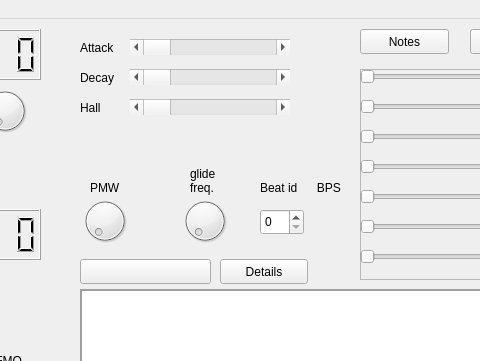
Old version of the form OceanGUI/mainwindow.ui in the repository uglasmeyer/ocean; both pictures show x 400 to 880 and y 0 to 361 of the 1207 by 600 pixel window.
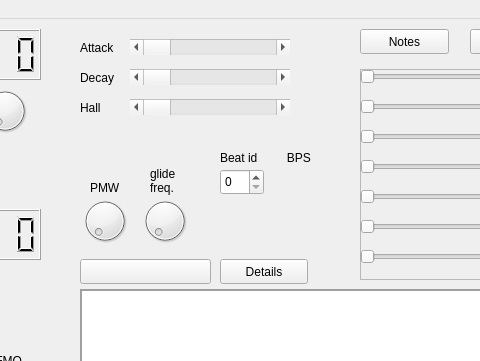
New version of the form.

```diff
--- a/OceanGUI/mainwindow.ui
+++ b/OceanGUI/mainwindow.ui
@@ -1273,7 +1273,7 @@
    <widget class="QDial" name="dial_soft_freq">
     <property name="geometry">
      <rect>
-      <x>580</x>
+      <x>540</x>
       <y>170</y>
       <width>50</width>
       <height>64</height>
@@ -1289,7 +1289,7 @@
    <widget class="QLabel" name="glidefrequency">
     <property name="geometry">
      <rect>
-      <x>590</x>
+      <x>550</x>
       <y>146</y>
       <width>41</width>
       <height>31</height>
@@ -1465,8 +1465,8 @@
    <widget class="QSpinBox" name="sB_Duration">
     <property name="geometry">
      <rect>
-      <x>660</x>
-      <y>190</y>
+      <x>620</x>
+      <y>150</y>
       <width>44</width>
       <height>26</height>
      </rect>
@@ -1620,8 +1620,8 @@
    <widget class="QLabel" name="label_3">
     <property name="geometry">
      <rect>
-      <x>660</x>
-      <y>160</y>
+      <x>620</x>
+      <y>130</y>
       <width>66</width>
       <height>17</height>
      </rect>
@@ -1654,8 +1654,8 @@
    <widget class="QLabel" name="label_6">
     <property name="geometry">
      <rect>
-      <x>710</x>
-      <y>160</y>
+      <x>680</x>
+      <y>130</y>
       <width>31</width>
       <height>17</height>
      </rect>
```
